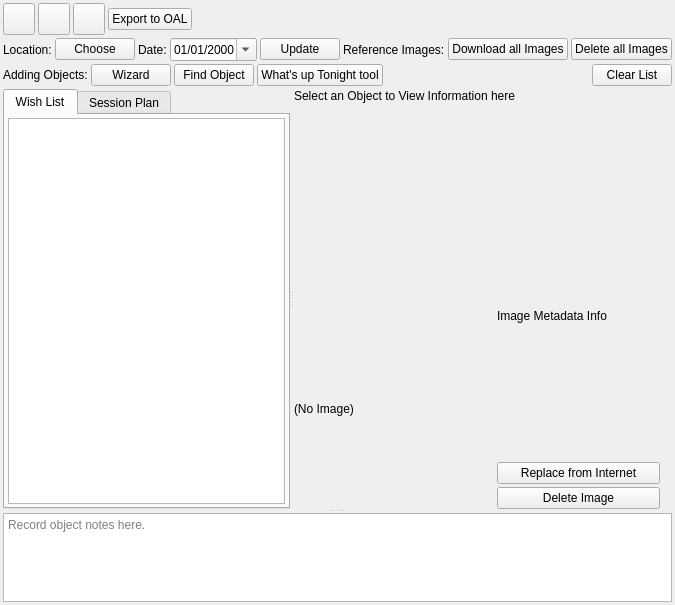
This is kstars/tools/observinglist.ui in KDE/kstars as Qt 5 draws it before an edit. The edited form follows.
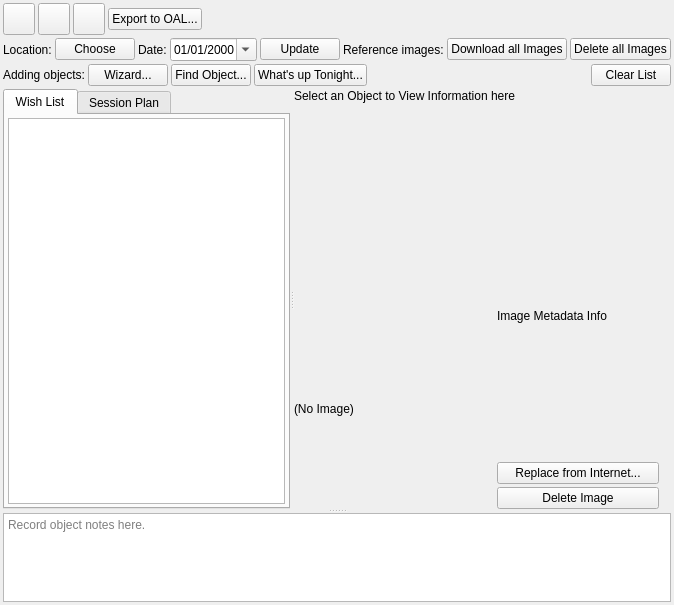
This is the edited form. Custom widgets are drawn as their Qt base class.

Patch:
```diff
--- a/kstars/tools/observinglist.ui
+++ b/kstars/tools/observinglist.ui
@@ -149,7 +149,7 @@
          <item>
           <widget class="QPushButton" name="OALExport">
            <property name="text">
-            <string>Export to OAL</string>
+            <string>Export to OAL...</string>
            </property>
           </widget>
          </item>
@@ -239,7 +239,7 @@
          <item>
           <widget class="QLabel" name="refLabel">
            <property name="text">
-            <string>Reference Images:</string>
+            <string>Reference images:</string>
            </property>
           </widget>
          </item>
@@ -276,7 +276,7 @@
          <item>
           <widget class="QLabel" name="addLabel">
            <property name="text">
-            <string>Adding Objects:</string>
+            <string>Adding objects:</string>
            </property>
           </widget>
          </item>
@@ -307,7 +307,7 @@
             <string>The list wizard helps you construct observing lists based on filtering by object type, position on the sky, and magnitude.</string>
            </property>
            <property name="text">
-            <string>Wizard</string>
+            <string>Wizard...</string>
            </property>
           </widget>
          </item>
@@ -326,7 +326,7 @@
             <string>Open the Find Dialog for adding objects to the list</string>
            </property>
            <property name="text">
-            <string>Find Object</string>
+            <string>Find Object...</string>
            </property>
           </widget>
          </item>
@@ -345,7 +345,7 @@
             <string>Opens the What's up Tonight dialog, from which objects can be added to the list</string>
            </property>
            <property name="text">
-            <string>What's up Tonight tool</string>
+            <string>What's up Tonight...</string>
            </property>
           </widget>
          </item>
@@ -638,7 +638,7 @@
                     </sizepolicy>
                    </property>
                    <property name="text">
-                    <string>Replace from Internet</string>
+                    <string>Replace from Internet...</string>
                    </property>
                   </widget>
                  </item>
```
